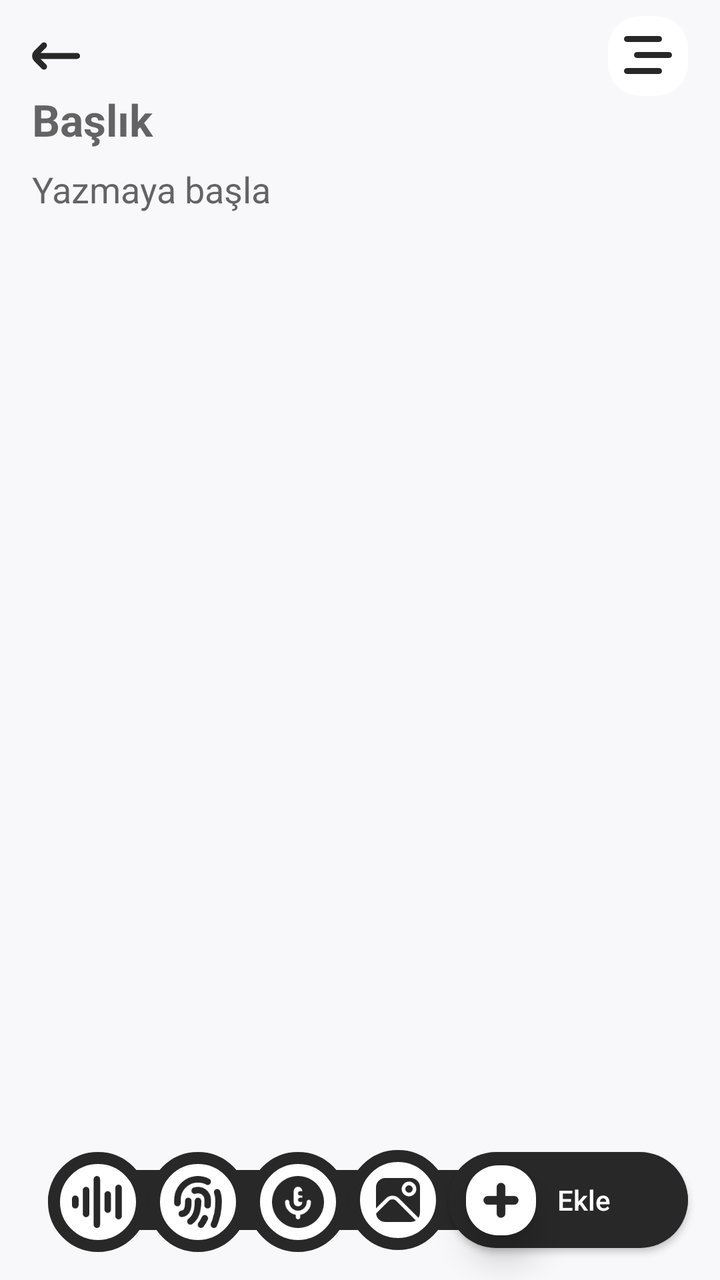
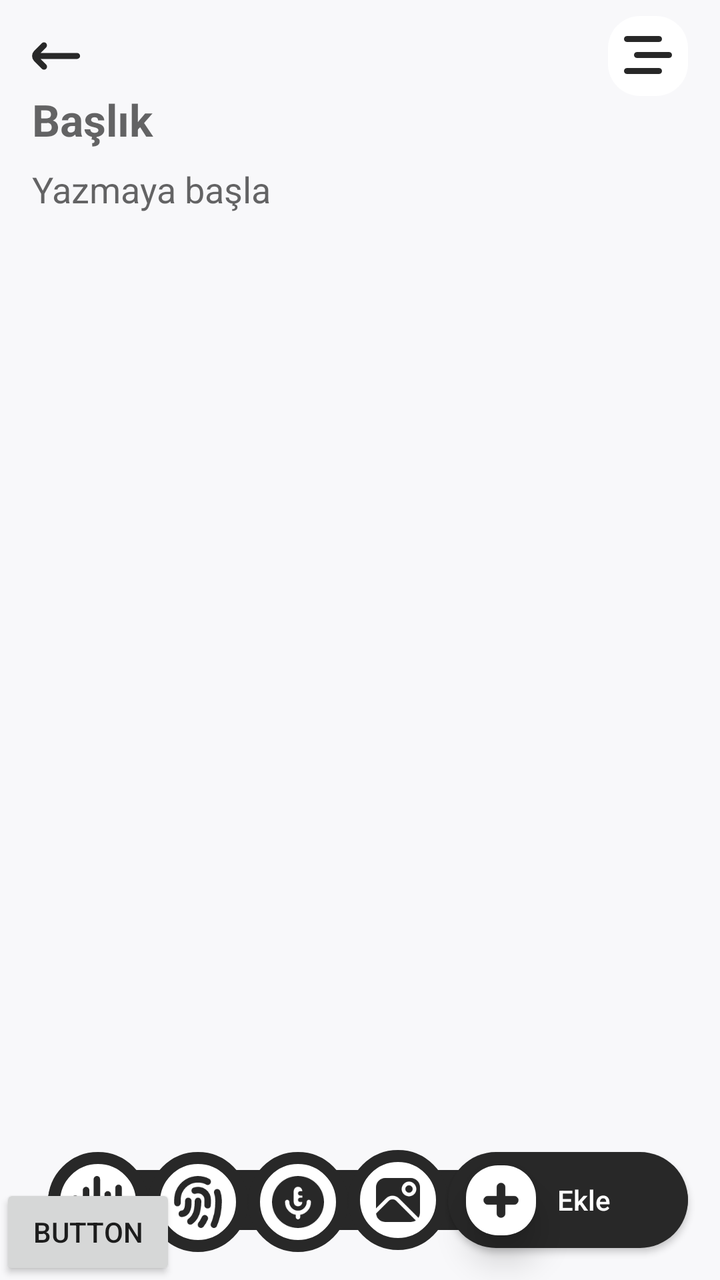

Compare the two renders of this Android layout. The source of the first and the diff that turns it into the second are given below.
<!-- AndroidManifest.xml: application theme Theme.PureNoteIt -->
<!-- res/layout/fragment_add.xml -->
<?xml version="1.0" encoding="utf-8"?>
<androidx.constraintlayout.widget.ConstraintLayout xmlns:android="http://schemas.android.com/apk/res/android"
    xmlns:app="http://schemas.android.com/apk/res-auto"
    xmlns:tools="http://schemas.android.com/tools"
    style="@style/BackgroundScreen"
    android:layout_width="match_parent"
    android:layout_height="match_parent"
    tools:context=".view.AddFragment">

    <androidx.constraintlayout.widget.ConstraintLayout
        android:id="@+id/topMenuConstraintLayout"
        style="@style/TopMenuScreen"
        android:layout_width="match_parent"
        android:layout_height="wrap_content"
        android:layout_marginStart="16dp"
        android:layout_marginTop="12dp"
        android:layout_marginEnd="16dp"
        android:background="@drawable/top_menu_background"
        android:visibility="gone"
        app:layout_constraintEnd_toEndOf="parent"
        app:layout_constraintStart_toStartOf="parent"
        app:layout_constraintTop_toBottomOf="@+id/backImageButton">

        <RadioGroup
            android:id="@+id/radioGroup"
            android:layout_width="0dp"
            android:layout_height="wrap_content"
            android:layout_marginStart="10dp"
            android:layout_marginTop="16dp"
            android:layout_marginEnd="10dp"
            android:checkedButton="@id/noteRadioButton"
            android:orientation="horizontal"
            app:layout_constraintEnd_toEndOf="parent"
            app:layout_constraintStart_toStartOf="parent"
            app:layout_constraintTop_toTopOf="parent">

            <androidx.appcompat.widget.AppCompatRadioButton
                android:id="@+id/noteRadioButton"
                android:layout_width="0dp"
                android:layout_height="wrap_content"
                android:layout_weight="1"
                android:background="@drawable/custom_radio_background"
                android:button="@null"
                android:checked="true"
                android:drawableEnd="@drawable/radio_button_note_icon"
                android:padding="8dp"
                android:text="Not"
                android:textColor="@color/white" />

            <androidx.appcompat.widget.AppCompatRadioButton
                android:id="@+id/diaryRadioButton"
                android:layout_width="0dp"
                android:layout_height="wrap_content"
                android:layout_marginHorizontal="8dp"
                android:layout_weight="1"
                android:background="@drawable/custom_radio_background"
                android:button="@null"
                android:drawableEnd="@drawable/radio_button_diary_icon"
                android:padding="8dp"
                android:text="Günlük"
                android:textColor="@color/white" />

            <androidx.appcompat.widget.AppCompatRadioButton
                android:id="@+id/importantRadioButton"
                android:layout_width="0dp"
                android:layout_height="wrap_content"
                android:layout_marginEnd="8dp"
                android:layout_weight="1"
                android:background="@drawable/custom_radio_background"
                android:button="@null"
                android:drawableEnd="@drawable/radio_button_important_icon"
                android:padding="8dp"
                android:text="Önemli"
                android:textColor="@color/white" />

            <RadioButton
                android:id="@+id/otherRadiButton"
                android:layout_width="0dp"
                android:layout_height="wrap_content"
                android:layout_marginBottom="8dp"
                android:layout_weight="0.7"
                android:background="@drawable/custom_radio_background"
                android:button="@null"
                android:padding="8dp"
                android:text="Diğer"
                android:textColor="@color/white" />
        </RadioGroup>

        <LinearLayout
            android:id="@+id/categoryLinearLayout"
            android:layout_width="match_parent"
            android:layout_height="wrap_content"
            android:padding="8dp"
            app:layout_constraintTop_toBottomOf="@+id/radioGroup">

            <include
                android:id="@+id/categorySearchView"
                layout="@layout/panda_search_bar"
                android:layout_width="1dp"
                android:layout_height="wrap_content"
                android:layout_marginEnd="8dp"
                android:layout_weight="1"
                android:visibility="gone" />

            <androidx.appcompat.widget.AppCompatButton
                android:id="@+id/categoryButton"
                style="@style/ConfirmButton2"
                android:layout_width="1dp"
                android:layout_height="wrap_content"
                android:layout_weight="0.3"
                android:background="@drawable/confirm_button_background"
                android:text="Onayla"
                android:textColor="@color/white" />
        </LinearLayout>

    </androidx.constraintlayout.widget.ConstraintLayout>


    <EditText
        android:id="@+id/titleEditText"
        style="@style/TextColor"
        android:layout_width="match_parent"
        android:layout_height="wrap_content"
        android:layout_marginStart="16dp"
        android:layout_marginTop="5dp"
        android:layout_marginEnd="16dp"
        android:background="@null"
        android:ems="10"
        android:gravity="start|top"
        android:hint="Başlık"
        android:inputType="textMultiLine"
        android:maxLines="5"
        android:textSize="22sp"
        android:textStyle="bold"
        app:layout_constraintEnd_toEndOf="parent"
        app:layout_constraintStart_toStartOf="parent"
        app:layout_constraintTop_toBottomOf="@+id/topMenuConstraintLayout" />

    <EditText
        android:id="@+id/descriptionEditText"
        style="@style/TextColor"
        android:layout_width="match_parent"
        android:layout_height="0dp"
        android:layout_marginStart="16dp"
        android:layout_marginTop="8dp"
        android:layout_marginEnd="16dp"
        android:layout_marginBottom="8dp"
        android:background="@null"
        android:ems="10"
        android:gravity="start|top"
        android:hint="Yazmaya başla"
        android:inputType="textMultiLine"
        app:layout_constraintBottom_toTopOf="@+id/constraintLayout"
        app:layout_constraintEnd_toEndOf="parent"
        app:layout_constraintStart_toStartOf="parent"
        app:layout_constraintTop_toBottomOf="@+id/soundListRecyclerView" />

    <androidx.appcompat.widget.AppCompatButton
        android:id="@+id/confirm_button"
        android:layout_width="120dp"
        android:layout_height="wrap_content"
        android:layout_marginEnd="16dp"
        android:layout_marginBottom="16dp"
        android:background="@drawable/confirm_button_background"
        style="@style/ConfirmButton"
        android:paddingStart="16dp"
        android:text="Ekle"
        android:textAllCaps="false"
        app:layout_constraintBottom_toBottomOf="parent"
        app:layout_constraintEnd_toEndOf="parent" />

    <androidx.constraintlayout.widget.ConstraintLayout
        android:id="@+id/constraintLayout"
        android:layout_width="match_parent"
        android:layout_height="200dp"
        android:layout_marginStart="16dp"
        android:layout_marginEnd="16dp"
        android:layout_marginBottom="16dp"
        android:visibility="gone"
        app:layout_constraintBottom_toTopOf="@+id/confirm_button"
        app:layout_constraintEnd_toEndOf="parent"
        app:layout_constraintStart_toStartOf="parent">

        <androidx.recyclerview.widget.RecyclerView
            android:id="@+id/imageRecyclerView"
            android:layout_width="match_parent"
            android:layout_height="match_parent"
            app:layout_constraintEnd_toEndOf="parent"
            app:layout_constraintStart_toStartOf="parent"
            app:layout_constraintTop_toTopOf="parent" />
    </androidx.constraintlayout.widget.ConstraintLayout>

    <androidx.appcompat.widget.AppCompatImageButton
        android:id="@+id/backImageButton"
        style="@style/allTint"
        android:layout_width="24dp"
        android:layout_height="24dp"
        android:layout_marginStart="16dp"
        android:layout_marginTop="16dp"
        android:background="@android:color/transparent"
        android:src="@drawable/arrow_left"
        app:layout_constraintStart_toStartOf="parent"
        app:layout_constraintTop_toTopOf="parent" />


    <ImageView
        android:id="@+id/menuImageView"
        style="@style/CornerButton"
        android:layout_width="40dp"
        android:padding="8dp"
        android:background="@drawable/white_background"
        android:layout_height="40dp"
        android:layout_marginEnd="16dp"
        android:src="@drawable/menu"
        app:layout_constraintBottom_toBottomOf="@+id/backImageButton"
        app:layout_constraintEnd_toEndOf="parent"
        app:layout_constraintTop_toTopOf="@+id/backImageButton" />

    <View
        android:id="@+id/view"
        style="@style/allBackgroundTint"
        android:layout_width="0dp"
        android:layout_height="30dp"
        android:background="@drawable/confirm_button_background"
        app:layout_constraintBottom_toBottomOf="@+id/confirm_button"
        app:layout_constraintEnd_toEndOf="@+id/confirm_button"
        app:layout_constraintStart_toStartOf="@+id/soundSaveImageView"
        app:layout_constraintTop_toTopOf="@+id/confirm_button" />

    <ImageView
        android:id="@+id/addImageView"
        android:layout_width="50dp"
        android:layout_height="50dp"
        android:layout_marginEnd="0dp"
        android:background="@drawable/white_gray_circle_background"
        android:padding="14dp"
        android:src="@drawable/picture"
        app:layout_constraintBottom_toBottomOf="@+id/confirm_button"
        app:layout_constraintEnd_toStartOf="@+id/confirm_button"
        app:layout_constraintTop_toTopOf="@+id/confirm_button"
        app:tint="@color/gray" />

    <ImageView
        android:id="@+id/imageView5"
        android:layout_width="35dp"
        android:layout_height="35dp"
        android:layout_marginEnd="76dp"
        android:background="@drawable/white_background"
        android:elevation="10dp"
        android:src="@drawable/plus_small"
        app:layout_constraintBottom_toBottomOf="@+id/confirm_button"
        app:layout_constraintEnd_toEndOf="@+id/confirm_button"
        app:layout_constraintTop_toTopOf="@+id/confirm_button"
        app:tint="@color/gray" />

    <ImageView
        android:id="@+id/soundImageView"
        android:layout_width="50dp"
        android:layout_height="50dp"
        android:background="@drawable/white_gray_circle_background"
        android:padding="12dp"
        android:src="@drawable/microphone_lines"
        app:layout_constraintBottom_toBottomOf="@+id/confirm_button"
        app:layout_constraintEnd_toStartOf="@+id/addImageView"
        app:layout_constraintTop_toTopOf="@+id/confirm_button"
        app:layout_constraintVertical_bias="0.0"
        app:tint="@color/gray" />

    <ImageView
        android:id="@+id/securityImageView"
        android:layout_width="50dp"
        android:layout_height="50dp"
        android:background="@drawable/white_gray_circle_background"
        android:padding="12dp"
        android:src="@drawable/fingerprint"
        app:layout_constraintBottom_toBottomOf="@+id/confirm_button"
        app:layout_constraintEnd_toStartOf="@+id/soundImageView"
        app:layout_constraintTop_toTopOf="@+id/confirm_button"
        app:layout_constraintVertical_bias="0.0"
        app:tint="@color/gray" />

    <ImageView
        android:id="@+id/soundSaveImageView"
        android:layout_width="50dp"
        android:layout_height="50dp"
        android:background="@drawable/white_gray_circle_background"
        android:padding="12dp"
        android:src="@drawable/waveform_path"
        app:layout_constraintBottom_toBottomOf="@+id/confirm_button"
        app:layout_constraintEnd_toStartOf="@+id/securityImageView"
        app:layout_constraintTop_toTopOf="@+id/confirm_button"
        app:layout_constraintVertical_bias="0.0"
        app:tint="@color/gray" />

    <androidx.recyclerview.widget.RecyclerView
        android:id="@+id/soundListRecyclerView"
        android:layout_width="0dp"
        android:layout_height="wrap_content"
        android:layout_marginTop="8dp"
        android:visibility="gone"
        app:layout_constraintEnd_toEndOf="@+id/titleEditText"
        app:layout_constraintStart_toStartOf="@+id/titleEditText"
        app:layout_constraintTop_toBottomOf="@+id/titleEditText" />

</androidx.constraintlayout.widget.ConstraintLayout>
<!-- res/layout/panda_search_bar.xml (included above) -->
<?xml version="1.0" encoding="utf-8"?>
<androidx.constraintlayout.widget.ConstraintLayout xmlns:android="http://schemas.android.com/apk/res/android"
    xmlns:app="http://schemas.android.com/apk/res-auto"
    xmlns:tools="http://schemas.android.com/tools"
    android:layout_width="match_parent"
    android:layout_height="wrap_content"
    android:padding="10dp"
    style="@style/SearchScreen2"
    android:background="@drawable/search_background">

    <ImageButton
        android:id="@+id/btn_search"
        android:layout_width="wrap_content"
        android:layout_height="wrap_content"
        android:layout_marginStart="6dp"
        android:background="@color/transparent"
        android:src="@drawable/search"
        app:layout_constraintBottom_toBottomOf="@+id/customCategoryEditText"
        app:layout_constraintStart_toStartOf="parent"
        app:layout_constraintTop_toTopOf="@+id/customCategoryEditText" />

    <androidx.appcompat.widget.AppCompatEditText
        android:id="@+id/customCategoryEditText"
        android:layout_width="0dp"
        android:layout_height="wrap_content"
        android:layout_marginStart="10dp"
        android:layout_marginEnd="10dp"
        android:background="@color/transparent"
        style="@style/SearchScreen"
        android:hint="Kategori Ara"
        app:layout_constraintEnd_toStartOf="@+id/btn_clear"
        app:layout_constraintStart_toEndOf="@+id/btn_search"
        app:layout_constraintTop_toTopOf="parent" />

    <ImageButton
        android:id="@+id/btn_clear"
        android:layout_width="28dp"
        android:layout_height="28dp"
        android:layout_marginEnd="8dp"
        android:background="@color/transparent"
        android:src="@drawable/cancel"
        style="@style/allTint"
        android:visibility="gone"
        app:layout_constraintBottom_toBottomOf="@+id/customCategoryEditText"
        app:layout_constraintEnd_toEndOf="parent"
        app:layout_constraintTop_toTopOf="@+id/customCategoryEditText" />

    <View
        android:id="@+id/categoryDviderView"
        android:layout_width="match_parent"
        android:layout_height="1dp"
        android:layout_marginTop="8dp"
        android:background="@color/gray"
        android:visibility="gone"
        app:layout_constraintTop_toBottomOf="@+id/customCategoryEditText" />

    <androidx.recyclerview.widget.RecyclerView
        android:id="@+id/customCategoryRecyclerView"
        android:layout_width="match_parent"
        android:layout_height="wrap_content"
        android:layout_marginStart="5dp"
        android:layout_marginTop="5dp"
        android:layout_marginEnd="5dp"
        android:maxHeight="50dp"
        android:layout_marginBottom="8dp"
        android:visibility="gone"
        app:layout_constraintBottom_toBottomOf="parent"
        app:layout_constraintEnd_toEndOf="parent"
        app:layout_constraintStart_toStartOf="parent"
        app:layout_constraintTop_toBottomOf="parent"
        app:layout_constraintTop_toTopOf="@+id/categoryDviderView" />


</androidx.constraintlayout.widget.ConstraintLayout>
<!-- resources referenced by this layout -->
<resources>
  <color name="gray">#282828</color>
  <color name="transparent">#00FFFFFF</color>
  <color name="white">#FFFFFFFF</color>
  <!-- drawable confirm_button_background (drawable) -->
  <?xml version="1.0" encoding="utf-8"?>
  <shape xmlns:android="http://schemas.android.com/apk/res/android">
      <corners android:radius="24dp" />
      <solid android:color="@color/gray"/>
  </shape>
  <!-- drawable radio_button_diary_icon (drawable) -->
  <?xml version="1.0" encoding="utf-8"?>
  <selector xmlns:android="http://schemas.android.com/apk/res/android">
      <item android:state_checked="true" android:drawable="@drawable/radio_diary_selected" />
      <item android:drawable="@drawable/radio_diary_unselected"></item>
  </selector>
  <!-- drawable radio_button_note_icon (drawable) -->
  <?xml version="1.0" encoding="utf-8"?>
  <selector xmlns:android="http://schemas.android.com/apk/res/android">
      <item android:state_checked="true" android:drawable="@drawable/radio_note_selected" />
      <item android:drawable="@drawable/radio_note_unselected" />
  </selector>
  <!-- drawable search_background (drawable) -->
  <?xml version="1.0" encoding="utf-8"?>
  <shape xmlns:android="http://schemas.android.com/apk/res/android">
      <solid android:color="@color/white" />
      <corners android:radius="12dp"/>
  </shape>
  <!-- drawable top_menu_background (drawable) -->
  <?xml version="1.0" encoding="utf-8"?>
  <shape xmlns:android="http://schemas.android.com/apk/res/android">
      <corners android:radius="16dp" />
      <solid android:color="@color/top_menu_background"/>
  </shape>
  <!-- drawable white_background (drawable) -->
  <?xml version="1.0" encoding="utf-8"?>
  <shape xmlns:android="http://schemas.android.com/apk/res/android">
      <solid android:color="@color/white" />
      <corners android:radius="16dp" />
  </shape>
  <!-- drawable white_gray_circle_background (drawable) -->
  <?xml version="1.0" encoding="utf-8"?>
  <shape xmlns:android="http://schemas.android.com/apk/res/android">
      <corners android:radius="360dp" />
      <stroke
          android:width="6dp"
          android:color="@color/gray"/>
      <solid android:color="@color/white"/>
  </shape>
  <style name="BackgroundScreen">
          <item name="android:background">@color/background_color
          </item>
      </style>
  <style name="ConfirmButton">
          <item name="android:backgroundTint">@color/gray</item>
          <item name="android:textColor">@color/white</item>
      </style>
  <style name="ConfirmButton2">
          <item name="android:backgroundTint">@color/gray</item>
          <item name="android:textColor">@color/white</item>
      </style>
  <style name="CornerButton">
          <item name="android:backgroundTint">@color/white</item>
          <item name="tint">@color/gray</item>
      </style>
  <style name="SearchScreen">
          <item name="android:backgroundTint">@color/white
          </item>
          <item name="android:textColor">@color/black
          </item>
          <item name="drawableTint">@color/gray</item>
      </style>
  <style name="SearchScreen2">
          <item name="android:backgroundTint">@color/white
          </item>
          <item name="android:textColor">@color/black
          </item>
          <item name="drawableTint">@color/gray</item>
      </style>
  <style name="TextColor">
          <item name="android:textColor">@color/black</item>
      </style>
  <style name="TopMenuScreen">
          <item name="android:backgroundTint">@color/top_menu_background
          </item>
      </style>
  <style name="allBackgroundTint">
          <item name="android:backgroundTint">@color/gray</item>
      </style>
  <style name="allTint">
          <item name="tint">@color/gray</item>
      </style>
  <style name="Theme.PureNoteIt" parent="Base.Theme.PureNoteIt" />
  <color name="orange">#FF900F</color>
  <color name="top_menu_background">#C3C3C5</color>
  <color name="background_color">#F8F8FA</color>
  <color name="black">#FF000000</color>
  <!-- unchanged entries left out for length: 18 -->
</resources>

<!-- the commit's change to res/layout/fragment_add.xml (unified diff, before → after) -->
@@ -302,6 +302,14 @@
         app:layout_constraintStart_toStartOf="@+id/titleEditText"
         app:layout_constraintTop_toBottomOf="@+id/titleEditText" />
 
+    <Button
+        android:id="@+id/shareButton"
+        android:layout_width="wrap_content"
+        android:layout_height="wrap_content"
+        android:text="Button"
+        app:layout_constraintBottom_toBottomOf="parent"
+        app:layout_constraintStart_toStartOf="parent" />
+
 </androidx.constraintlayout.widget.ConstraintLayout>
 <!-- res/layout/panda_search_bar.xml (included above) -->
 <?xml version="1.0" encoding="utf-8"?>
